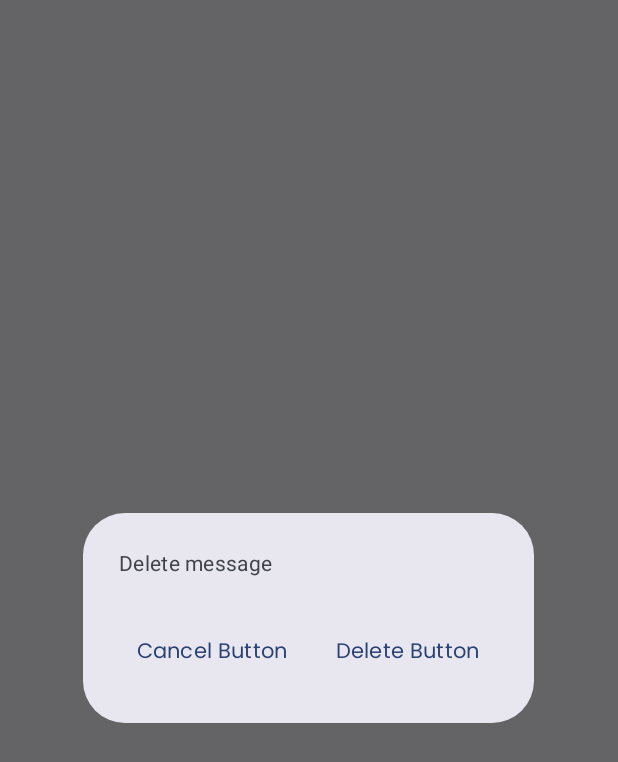
After one commit to 1davin/Davin_Spends, an Android app built with Jetpack Compose: the composable DisplayAlertDialog shown on its own in the app's theme, on a phone screen of 412 x 824 dp. The commit adds this screen. Shown: the top 762 px of the screen. Run offline under Robolectric (Android 15) with nearby library versions, the phone set to English and light mode, and no system bars; 1 statement that could not run was skipped.

Commit message:
Membuat dialog konfirmasi hapus

```diff
--- /dev/null
+++ b/app/src/main/java/com/davin0115/spends/Screen/DisplayAlertDialog.kt
@@ -0,0 +1,45 @@
+package com.davin0115.spends.Screen
+
+import androidx.compose.material3.AlertDialog
+import androidx.compose.material3.Text
+import androidx.compose.material3.TextButton
+import androidx.compose.runtime.Composable
+import androidx.compose.ui.res.stringResource
+import androidx.compose.ui.tooling.preview.Preview
+import com.davin0115.spends.R
+import com.davin0115.spends.ui.theme.poppinsFamily
+
+
+@Composable
+fun DisplayAlertDialog(
+    onDismissRequest: () -> Unit,
+    onConfirmation: () -> Unit
+) {
+    AlertDialog(
+        text = { Text (text = stringResource(R.string.delete_message)) },
+        confirmButton = {
+            TextButton(onClick = { onConfirmation() }) {
+                Text(
+                    text = stringResource(R.string.delete_button),
+                    fontFamily = poppinsFamily
+                )
+            }
+        },
+        dismissButton = {
+            TextButton(onClick = { onDismissRequest }) {
+                Text(
+                    text = stringResource(R.string.cancel_button),
+                    fontFamily = poppinsFamily)
+            }
+        },
+        onDismissRequest = { onDismissRequest() }
+    )
+}
+
+@Preview
+@Composable
+fun DisplayAlertDialogPreview (){
+    DisplayAlertDialog(onDismissRequest = {},
+        onConfirmation = {}
+    )
+}
--- a/app/src/main/res/values/strings.xml
+++ b/app/src/main/res/values/strings.xml
@@ -16,4 +16,7 @@
     <string name="item_list">Item list</string>
     <string name="item_name">Item name</string>
     <string name="price">Price</string>
+    <string name="delete_button">Delete Button</string>
+    <string name="cancel_button">Cancel Button</string>
+    <string name="delete_message">Delete message</string>
 </resources>
```
Also changed, not shown: app/src/main/java/com/davin0115/spends/Screen/DetailScreen.kt (+10 -0 lines), 1 other file.
